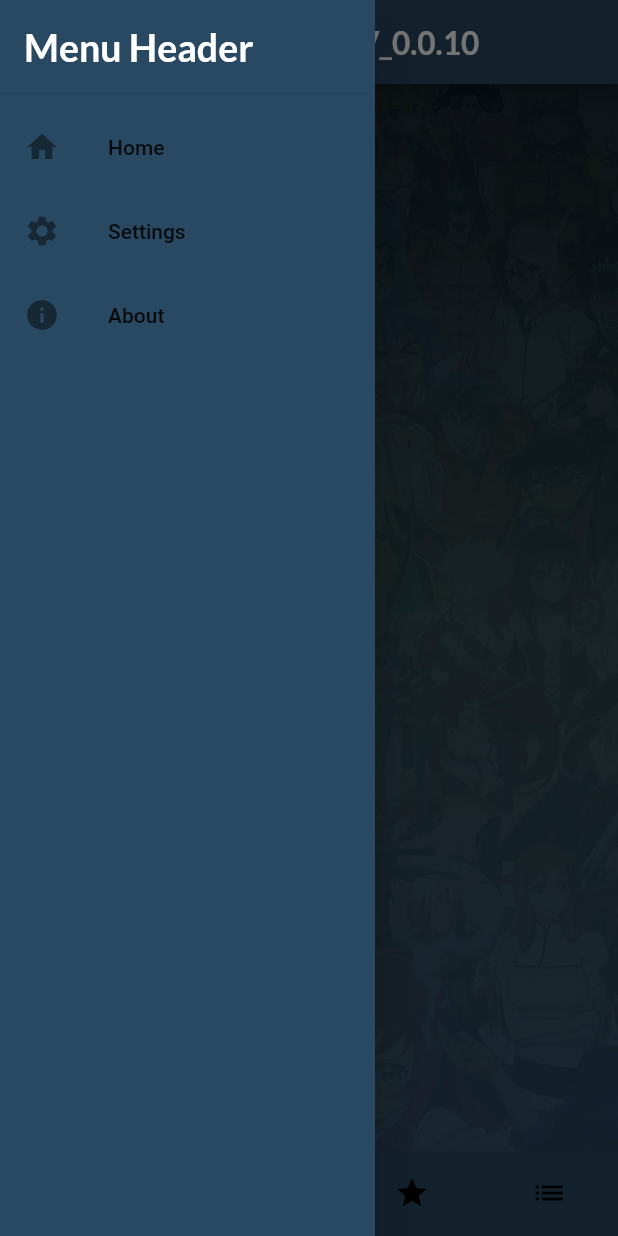
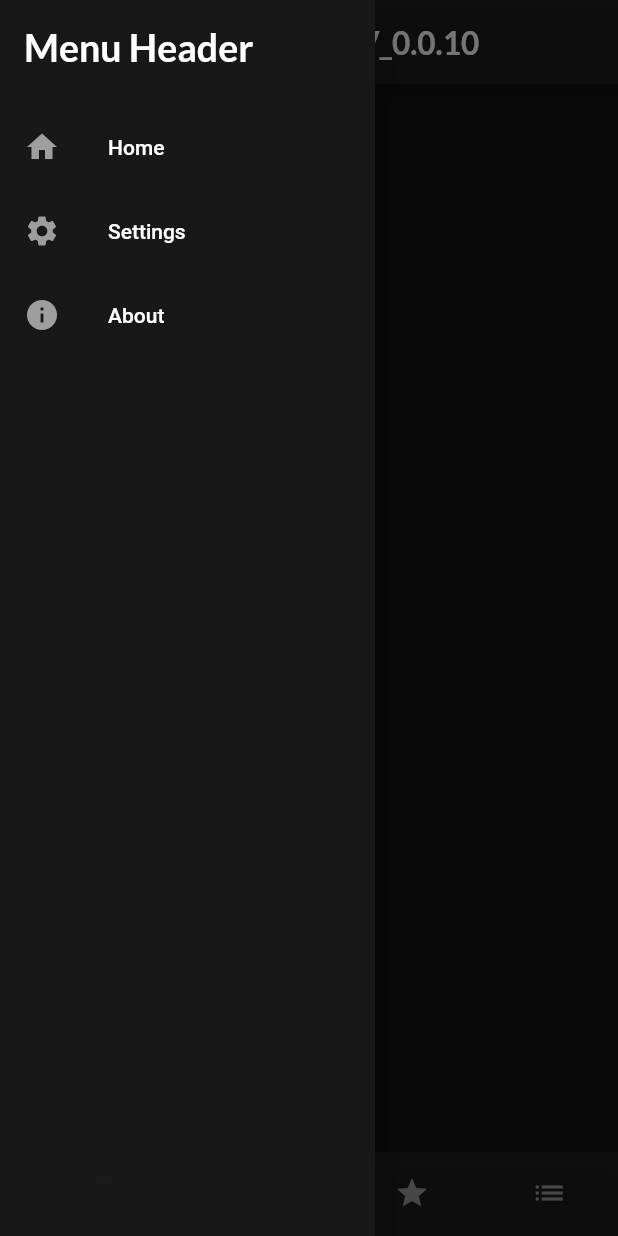
Before and after one commit to sniperezbuckets/Anime-Verse, a Flutter app: the screen it shows after launch, with the side drawer open, on a phone screen of 412 x 824 dp. Run offline on Flutter 3.47's test engine with Material 2 defaults, Android fonts, the light colour scheme and no system bars; our stand-ins replace google_fonts.

Commit message:
turn default app color into dark

```diff
--- a/lib/screens/all_screen.dart
+++ b/lib/screens/all_screen.dart
@@ -1,4 +1,3 @@
-import 'package:anime_description_v1/decorations/background.dart';
 import 'package:flutter/material.dart';
 
 class AllScreen extends StatefulWidget {
@@ -13,8 +12,8 @@ class AllScreen extends StatefulWidget {
 class _AllScreenState extends State<AllScreen> {
   @override
   Widget build(BuildContext context) {
-    return const BackGround(
-      child: null,
+    return Container(
+      color: const Color.fromARGB(250, 15, 15, 15),
     );
   }
 }
--- a/lib/screens/favorite_screen.dart
+++ b/lib/screens/favorite_screen.dart
@@ -1,5 +1,4 @@
 import 'package:flutter/material.dart';
-import '../decorations/background.dart';
 
 class FavoriteScreen extends StatefulWidget {
   const FavoriteScreen({super.key});
@@ -13,8 +12,8 @@ class FavoriteScreen extends StatefulWidget {
 class _FavoriteScreenState extends State<FavoriteScreen> {
   @override
   Widget build(BuildContext context) {
-    return const BackGround(
-      child: null,
+    return Container(
+      color: const Color.fromARGB(250, 15, 15, 15),
     );
   }
 }
--- a/lib/screens/home_screen.dart
+++ b/lib/screens/home_screen.dart
@@ -1,4 +1,3 @@
-import 'package:anime_description_v1/decorations/background.dart';
 import 'package:flutter/material.dart';
 
 class HomeScreen extends StatefulWidget {
@@ -13,8 +12,8 @@ class HomeScreen extends StatefulWidget {
 class _HomeScreenState extends State<HomeScreen> {
   @override
   Widget build(context) {
-    return const BackGround(
-      child: null,
+    return Container(
+      color: const Color.fromARGB(250, 15, 15, 15),
     );
   }
 }
--- a/lib/screens/menu_screen.dart
+++ b/lib/screens/menu_screen.dart
@@ -1,5 +1,4 @@
 import 'package:anime_description_v1/screens/all_screen.dart';
-import 'package:anime_description_v1/decorations/background.dart';
 import 'package:anime_description_v1/screens/favorite_screen.dart';
 import 'package:anime_description_v1/screens/home_screen.dart';
 import 'package:anime_description_v1/screens/search_screen.dart';
@@ -35,7 +34,7 @@ class _MenuScreenState extends State<MenuScreen> {
   Widget build(BuildContext context) {
     return Scaffold(
       appBar: AppBar(
-        backgroundColor: const Color.fromARGB(255, 41, 72, 97),
+        backgroundColor: const Color.fromARGB(248, 24, 24, 24),
         title: Text(
           'AnimeVerse Beta V_0.0.10',
           style: GoogleFonts.lato(
@@ -46,7 +45,7 @@ class _MenuScreenState extends State<MenuScreen> {
         ),
       ),
       drawer: Drawer(
-        backgroundColor: const Color.fromARGB(255, 41, 72, 97),
+        backgroundColor: const Color.fromARGB(248, 24, 24, 24),
         width: 250,
         child: ListView(
           // padding: EdgeInsets.zero,
@@ -55,7 +54,7 @@ class _MenuScreenState extends State<MenuScreen> {
               height: 70,
               child: DrawerHeader(
                 decoration: const BoxDecoration(
-                  color: Color.fromARGB(255, 41, 72, 97),
+                  color: Color.fromARGB(248, 24, 24, 24),
                 ),
                 child: Text(
                   'Menu Header',
@@ -68,24 +67,42 @@ class _MenuScreenState extends State<MenuScreen> {
               ),
             ),
             ListTile(
-              leading: const Icon(Icons.home),
-              title: const Text('Home'),
+              leading: const Icon(
+                Icons.home,
+                color: Colors.grey,
+              ),
+              title: const Text(
+                'Home',
+                style: TextStyle(color: Colors.white),
+              ),
               onTap: () {
                 // Add functionality to handle 'Home' item tap here
                 Navigator.pop(context); // Close the drawer
               },
             ),
             ListTile(
-              leading: const Icon(Icons.settings),
-              title: const Text('Settings'),
+              leading: const Icon(
+                Icons.settings,
+                color: Colors.grey,
+              ),
+              title: const Text(
+                'Settings',
+                style: TextStyle(color: Colors.white),
+              ),
               onTap: () {
                 // Add functionality to handle 'Settings' item tap here
                 Navigator.pop(context); // Close the drawer
               },
             ),
             ListTile(
-              leading: const Icon(Icons.info),
-              title: const Text('About'),
+              leading: const Icon(
+                Icons.info,
+                color: Colors.grey,
+              ),
+              title: const Text(
+                'About',
+                style: TextStyle(color: Colors.white),
+              ),
               onTap: () {
                 // Add functionality to handle 'About' item tap here
                 Navigator.pop(context); // Close the drawer
@@ -94,35 +111,45 @@ class _MenuScreenState extends State<MenuScreen> {
           ],
         ),
       ),
-      body: BackGround(
-        child: screens[selectedIndex],
-      ),
+      body: screens[selectedIndex],
       bottomNavigationBar: BottomNavigationBar(
         currentIndex: selectedIndex,
         onTap: onTabTapped,
-        selectedItemColor: Colors.blue, // Customize the color for selected item
-        unselectedItemColor:
-            Colors.black, // Customize the color for unselected items
+        selectedItemColor: Colors.red, // Customize the color for selected item
+        // unselectedItemColor:
+        //     Colors.black, // Customize the color for unselected items
         items: const [
           BottomNavigationBarItem(
-            icon: Icon(Icons.home),
+            icon: Icon(
+              Icons.home,
+              color: Colors.grey,
+            ),
             label: 'Home',
-            backgroundColor: Color.fromARGB(255, 41, 72, 97),
+            backgroundColor: Color.fromARGB(248, 24, 24, 24),
           ),
           BottomNavigationBarItem(
-            icon: Icon(Icons.search),
+            icon: Icon(
+              Icons.search,
+              color: Colors.grey,
+            ),
             label: 'Search',
-            backgroundColor: Color.fromARGB(255, 41, 72, 97),
+            backgroundColor: Color.fromARGB(248, 24, 24, 24),
           ),
           BottomNavigationBarItem(
-            icon: Icon(Icons.star),
+            icon: Icon(
+              Icons.star,
+              color: Colors.grey,
+            ),
             label: 'Favorite',
-            backgroundColor: Color.fromARGB(255, 41, 72, 97),
+            backgroundColor: Color.fromARGB(248, 24, 24, 24),
           ),
           BottomNavigationBarItem(
-            icon: Icon(Icons.list),
+            icon: Icon(
+              Icons.list,
+              color: Colors.grey,
+            ),
             label: 'All',
-            backgroundColor: Color.fromARGB(255, 41, 72, 97),
+            backgroundColor: Color.fromARGB(248, 24, 24, 24),
           ),
         ],
       ),
--- a/lib/screens/search_screen.dart
+++ b/lib/screens/search_screen.dart
@@ -1,6 +1,4 @@
 import 'package:flutter/material.dart';
-
-import '../decorations/background.dart';
 
 class SearchScreen extends StatefulWidget {
   const SearchScreen({super.key});
@@ -14,8 +12,8 @@ class SearchScreen extends StatefulWidget {
 class _SearchScreenState extends State<SearchScreen> {
   @override
   Widget build(BuildContext context) {
-    return const BackGround(
-      child: null,
+    return Container(
+      color: const Color.fromARGB(250, 15, 15, 15),
     );
   }
 }
--- a/lib/screens/welcome_screen.dart
+++ b/lib/screens/welcome_screen.dart
@@ -1,10 +1,8 @@
-import 'package:anime_description_v1/decorations/background.dart';
 import 'package:flutter/material.dart';
 import 'package:google_fonts/google_fonts.dart';
-import 'package:anime_description_v1/decorations/gradient_colors.dart';
 
 class WelcomeScreen extends StatefulWidget {
-  const WelcomeScreen({delay = 3, super.key});
+  const WelcomeScreen({super.key});
 
   @override
   State<StatefulWidget> createState() => _WelcomeScreenState();
@@ -13,8 +11,8 @@ class WelcomeScreen extends StatefulWidget {
 class _WelcomeScreenState extends State<WelcomeScreen> {
   @override
   Widget build(context) {
-    return BackGround(
-      decoration: GradientColors().gradientsColors,
+    return Container(
+      color: const Color.fromARGB(250, 15, 15, 15),
       padding: const EdgeInsets.only(top: 200),
       child: Center(
         child: Column(
@@ -44,7 +42,7 @@ class _WelcomeScreenState extends State<WelcomeScreen> {
               height: 200,
             ),
             const CircularProgressIndicator(
-              valueColor: AlwaysStoppedAnimation<Color>(Colors.blue),
+              valueColor: AlwaysStoppedAnimation<Color>(Colors.red),
             )
           ],
         ),
```
